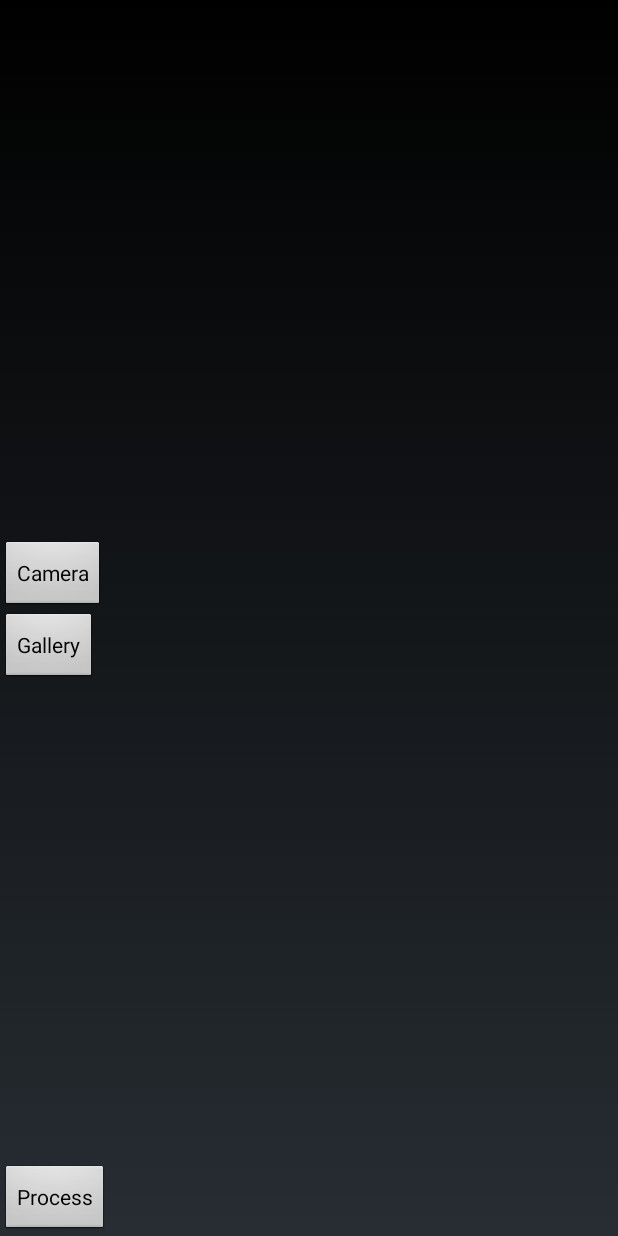
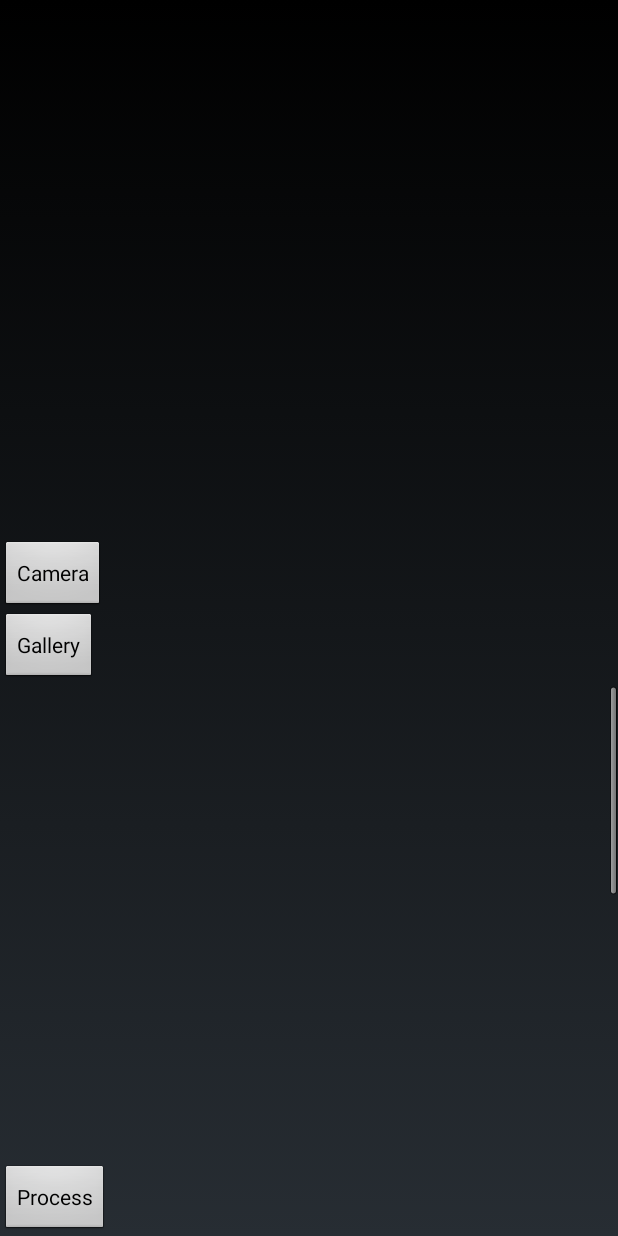
Before and after one commit to mluedke2/android-opencv-experiment, an Android app: the first screen one second after launch (SomeOtherActivity), on a phone screen of 412 x 824 dp. Run offline under Robolectric (Android 15) with nearby library versions, the phone set to English and light mode, and no system bars; our stand-ins replace ButterKnife; pictures from the network do not load; 2 statements that could not run were skipped.

```diff
--- a/openCVSamplecameracalibration/src/main/res/layout/activity_some_other.xml
+++ b/openCVSamplecameracalibration/src/main/res/layout/activity_some_other.xml
@@ -27,35 +27,47 @@
       android:layout_height="wrap_content"
       android:text="@string/gallery"/>
 
+  <ScrollView
+      android:layout_width="match_parent"
+      android:layout_height="0dp"
+      android:layout_weight="1">
+
     <LinearLayout
         android:layout_width="match_parent"
-      android:layout_height="0dp"
-      android:layout_weight="1"
-      android:orientation="horizontal"
+        android:layout_height="wrap_content"
+        android:orientation="vertical"
     >
 
       <ImageView
           android:id="@+id/img_edited1"
-        android:layout_width="0dp"
-        android:layout_height="match_parent"
+          android:layout_width="match_parent"
+          android:layout_height="200dp"
           android:layout_margin="20dp"
-        android:layout_weight="1"
           android:contentDescription="@string/content_desc_test"
           android:scaleType="centerInside"
       />
 
       <ImageView
           android:id="@+id/img_edited2"
-        android:layout_width="0dp"
-        android:layout_height="match_parent"
+          android:layout_width="match_parent"
+          android:layout_height="200dp"
           android:layout_margin="20dp"
-        android:layout_weight="1"
           android:contentDescription="@string/content_desc_test"
           android:scaleType="centerInside"
       />
 
+      <ImageView
+          android:id="@+id/img_edited3"
+          android:layout_width="match_parent"
+          android:layout_height="200dp"
+          android:layout_margin="20dp"
+          android:contentDescription="@string/content_desc_test"
+          android:scaleType="centerInside"
+      />
 
     </LinearLayout>
+
+  </ScrollView>
 
   <Button
       android:id="@+id/btn_process"
```
Also changed, not shown: openCVSamplecameracalibration/src/main/java/org/opencv/samples/cameracalibration/SomeOtherActivity.java (+20 -1 lines). Lines whose indentation alone changed are shown as unchanged.
